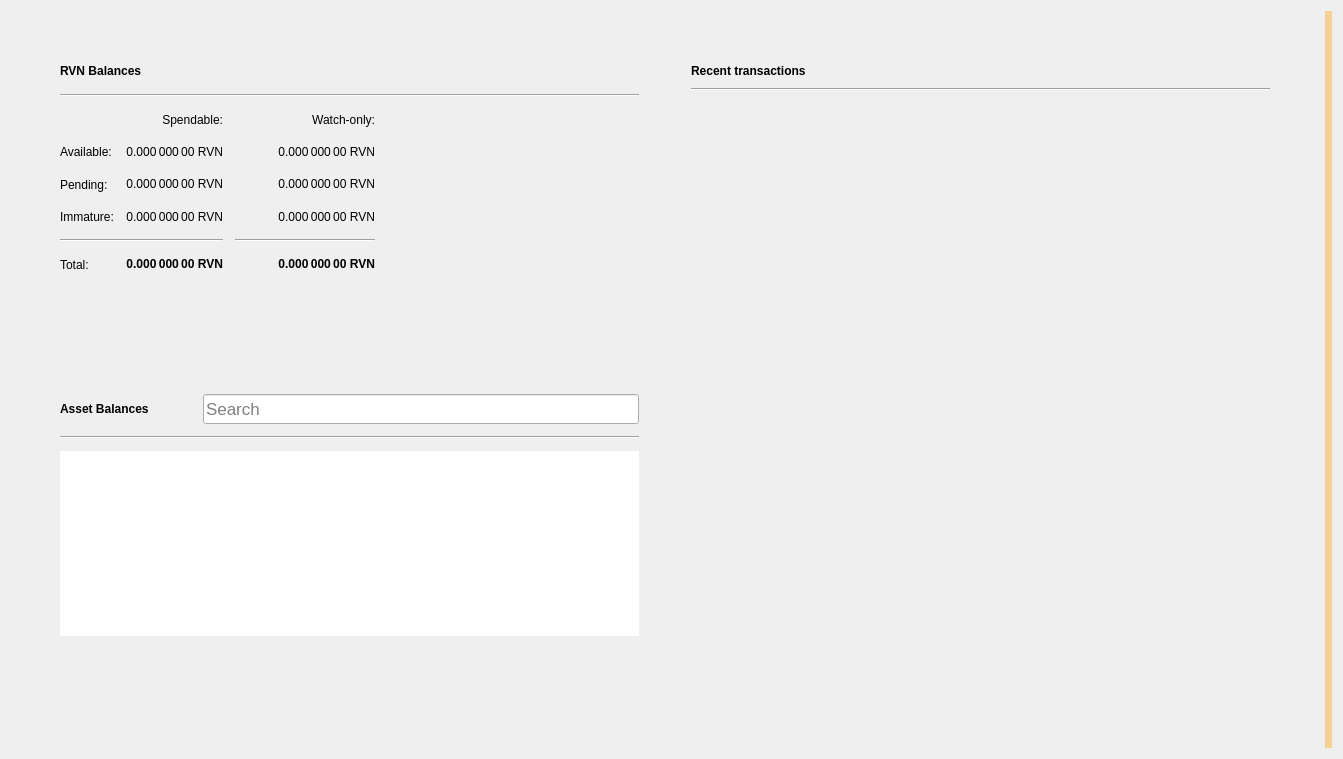
First picture: the form in src/qt/forms/overviewpage.ui, repository RavenProject/Ravencoin, before the edit.
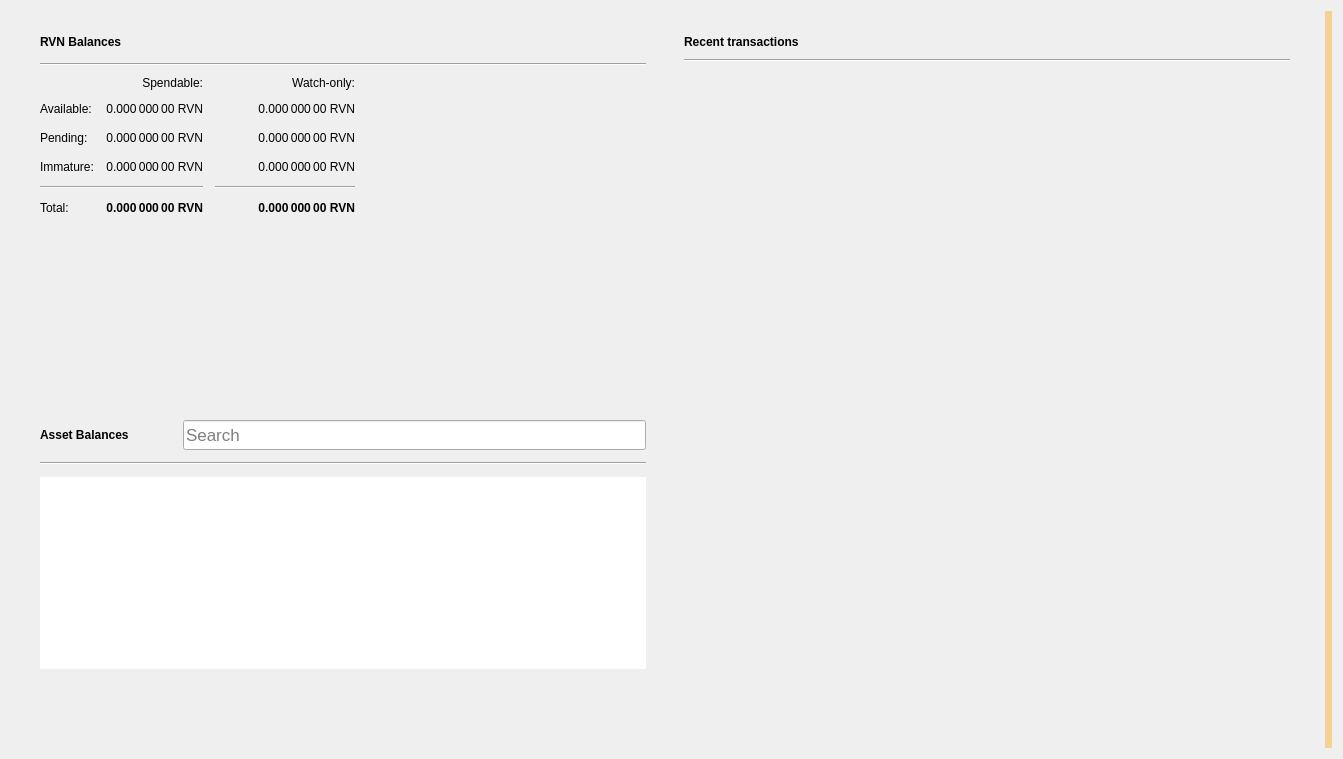
Second picture: the form after the edit. Icons and pictures are not drawn.

Commit message:
gui: minimum sizes and margins
    * Increase minimum window size to 1024x700
    * Adjust layouts most pages, to be usable at the new minimum window size.
    * Most marings are reduced.

```diff
--- a/src/qt/forms/overviewpage.ui
+++ b/src/qt/forms/overviewpage.ui
@@ -10,6 +10,12 @@
     <height>759</height>
    </rect>
   </property>
+  <property name="minimumSize">
+   <size>
+    <width>760</width>
+    <height>0</height>
+   </size>
+  </property>
   <property name="windowTitle">
    <string>Form</string>
   </property>
@@ -37,27 +43,27 @@
      <item>
       <layout class="QHBoxLayout" name="horizontalLayout" stretch="0,0">
        <property name="spacing">
-        <number>34</number>
+        <number>20</number>
        </property>
        <property name="sizeConstraint">
         <enum>QLayout::SetMinAndMaxSize</enum>
        </property>
        <property name="leftMargin">
-        <number>40</number>
+        <number>20</number>
        </property>
        <property name="topMargin">
-        <number>40</number>
+        <number>20</number>
        </property>
        <property name="rightMargin">
-        <number>40</number>
+        <number>20</number>
        </property>
        <property name="bottomMargin">
-        <number>40</number>
+        <number>20</number>
        </property>
        <item>
         <layout class="QVBoxLayout" name="verticalLayout_2">
          <property name="spacing">
-          <number>34</number>
+          <number>0</number>
          </property>
          <property name="rightMargin">
           <number>0</number>
@@ -72,8 +78,8 @@
            </property>
            <property name="minimumSize">
             <size>
-             <width>450</width>
-             <height>243</height>
+             <width>350</width>
+             <height>180</height>
             </size>
            </property>
            <property name="frameShape">
@@ -83,14 +89,23 @@
             <enum>QFrame::Raised</enum>
            </property>
            <property name="lineWidth">
-            <number>10</number>
+            <number>5</number>
            </property>
            <layout class="QVBoxLayout" name="verticalLayout_4">
             <property name="spacing">
-             <number>12</number>
+             <number>10</number>
+            </property>
+            <property name="topMargin">
+             <number>0</number>
+            </property>
+            <property name="bottomMargin">
+             <number>0</number>
             </property>
             <item>
              <layout class="QHBoxLayout" name="horizontalLayout_4">
+              <property name="spacing">
+               <number>6</number>
+              </property>
               <item>
                <widget class="QLabel" name="rvnBalancesLabel">
                 <property name="font">
@@ -162,7 +177,7 @@
             <item>
              <layout class="QGridLayout" name="gridLayout">
               <property name="bottomMargin">
-               <number>10</number>
+               <number>5</number>
               </property>
               <property name="spacing">
                <number>12</number>
@@ -470,10 +485,13 @@
               <property name="orientation">
                <enum>Qt::Vertical</enum>
               </property>
+              <property name="sizeType">
+               <enum>QSizePolicy::MinimumExpanding</enum>
+              </property>
               <property name="sizeHint" stdset="0">
                <size>
                 <width>20</width>
-                <height>20</height>
+                <height>10</height>
                </size>
               </property>
              </spacer>
@@ -485,7 +503,7 @@
           <widget class="QFrame" name="assetFrame">
            <property name="minimumSize">
             <size>
-             <width>450</width>
+             <width>350</width>
              <height>150</height>
             </size>
            </property>
@@ -643,7 +661,7 @@
                  <property name="sizeHint" stdset="0">
                   <size>
                    <width>20</width>
-                   <height>40</height>
+                   <height>20</height>
                   </size>
                  </property>
                 </spacer>
@@ -659,7 +677,7 @@
        <item>
         <layout class="QVBoxLayout" name="verticalLayout_3">
          <property name="spacing">
-          <number>34</number>
+          <number>20</number>
          </property>
          <property name="leftMargin">
           <number>0</number>
@@ -672,6 +690,12 @@
              <verstretch>0</verstretch>
             </sizepolicy>
            </property>
+           <property name="minimumSize">
+            <size>
+             <width>350</width>
+             <height>0</height>
+            </size>
+           </property>
            <property name="sizeIncrement">
             <size>
              <width>0</width>
@@ -688,11 +712,17 @@
             <number>0</number>
            </property>
            <layout class="QGridLayout" name="gridLayout_2">
+            <property name="topMargin">
+             <number>0</number>
+            </property>
             <property name="horizontalSpacing">
              <number>12</number>
             </property>
             <item row="0" column="0">
              <layout class="QHBoxLayout" name="horizontalLayout_2">
+              <property name="spacing">
+               <number>6</number>
+              </property>
               <item>
                <widget class="QLabel" name="recentTransactionsLabel">
                 <property name="font">
```
The commit also changes 6 other files.
